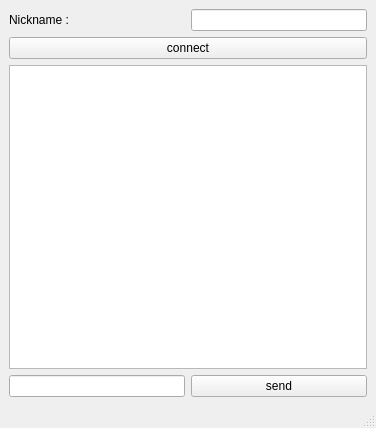
Old version of the form userClient/mainwindow.ui in the repository AlexeyProg/messager_qt_cplusplus.
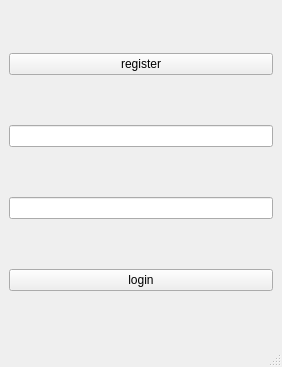
New version of the form.

Commit message: added login page, returnPressed; but have bug with clients disconnect. After closing clients page server crashed, need to fix

```diff
--- a/userClient/mainwindow.ui
+++ b/userClient/mainwindow.ui
@@ -6,8 +6,8 @@
    <rect>
     <x>0</x>
     <y>0</y>
-    <width>376</width>
-    <height>428</height>
+    <width>282</width>
+    <height>367</height>
    </rect>
   </property>
   <property name="windowTitle">
@@ -15,36 +15,26 @@
   </property>
   <widget class="QWidget" name="centralwidget">
    <layout class="QGridLayout" name="gridLayout">
-    <item row="1" column="0" colspan="2">
-     <widget class="QPushButton" name="pushButton_connect">
-      <property name="text">
-       <string>connect</string>
-      </property>
-     </widget>
-    </item>
-    <item row="3" column="1">
-     <widget class="QPushButton" name="pushButton_send">
-      <property name="text">
-       <string>send</string>
-      </property>
-     </widget>
-    </item>
-    <item row="2" column="0" colspan="2">
-     <widget class="QTextBrowser" name="textBrowser"/>
-    </item>
-    <item row="3" column="0">
-     <widget class="QLineEdit" name="lineEdit"/>
-    </item>
-    <item row="0" column="1">
-     <widget class="QLineEdit" name="lineEdit_nickname"/>
+    <item row="1" column="0">
+     <widget class="QLineEdit" name="lineEdit_nick"/>
     </item>
     <item row="0" column="0">
-     <widget class="QLabel" name="label">
+     <widget class="QPushButton" name="pushButton_register">
       <property name="text">
-       <string>Nickname :</string>
+       <string>register</string>
       </property>
      </widget>
     </item>
+    <item row="3" column="0">
+     <widget class="QPushButton" name="pushButton_login">
+      <property name="text">
+       <string>login</string>
+      </property>
+     </widget>
+    </item>
+    <item row="2" column="0">
+     <widget class="QLineEdit" name="lineEdit_password"/>
+    </item>
    </layout>
   </widget>
   <widget class="QMenuBar" name="menubar">
```
Left out of the diff: 2 changed lines with no effect on the pictures. The commit also changes 6 other files.
